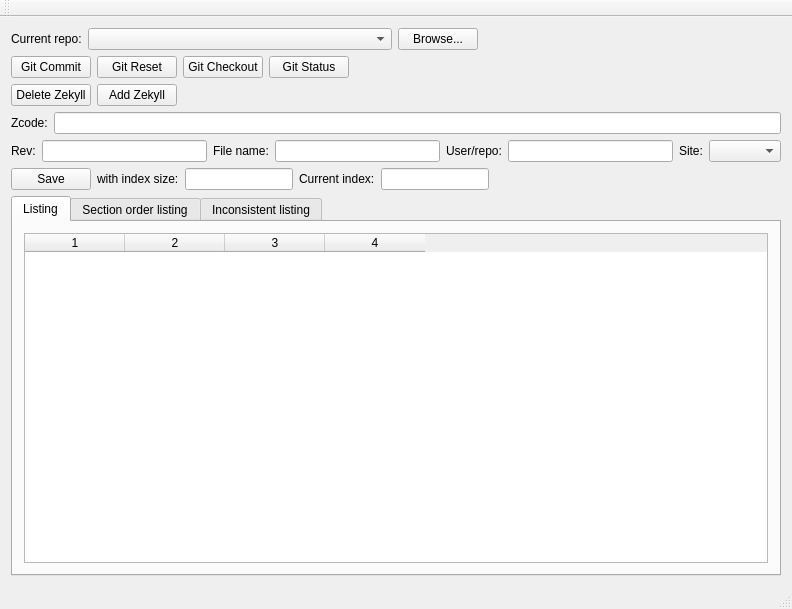
This is mainwindow.ui in NorthIsMirror/QtZekyllManager as Qt 5 draws it before an edit. The edited form follows.
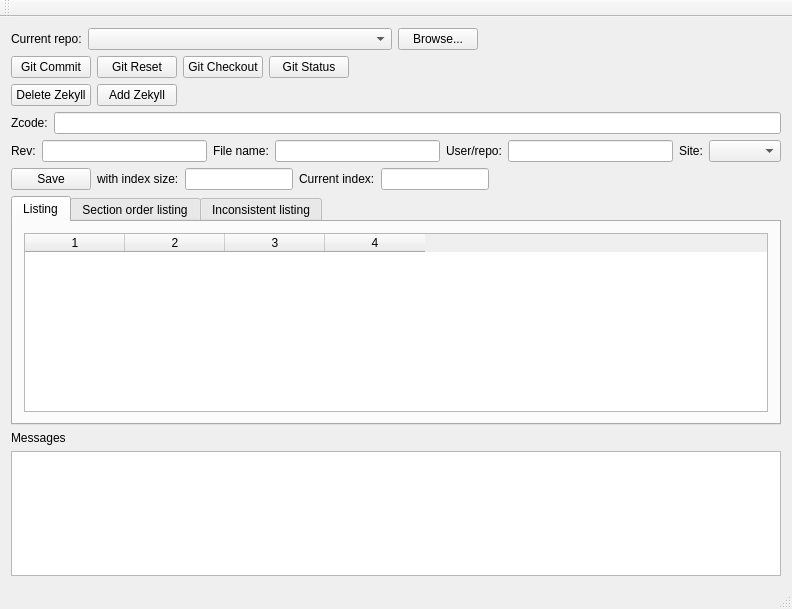
This is the edited form.

Commit message: Messages are gathered and reverse-order printed, into QPlainTextEdit

Patch:
```diff
--- a/mainwindow.ui
+++ b/mainwindow.ui
@@ -316,6 +316,29 @@
       </widget>
      </widget>
     </item>
+    <item>
+     <widget class="QLabel" name="messages_label">
+      <property name="text">
+       <string>Messages</string>
+      </property>
+     </widget>
+    </item>
+    <item>
+     <widget class="QPlainTextEdit" name="messages">
+      <property name="sizePolicy">
+       <sizepolicy hsizetype="Expanding" vsizetype="Maximum">
+        <horstretch>0</horstretch>
+        <verstretch>0</verstretch>
+       </sizepolicy>
+      </property>
+      <property name="maximumSize">
+       <size>
+        <width>16777215</width>
+        <height>140</height>
+       </size>
+      </property>
+     </widget>
+    </item>
    </layout>
    <zorder></zorder>
    <zorder>tabWidget</zorder>
```
Left out of the diff: 2 changed lines with no effect on the pictures. The commit also changes 8 other files.
